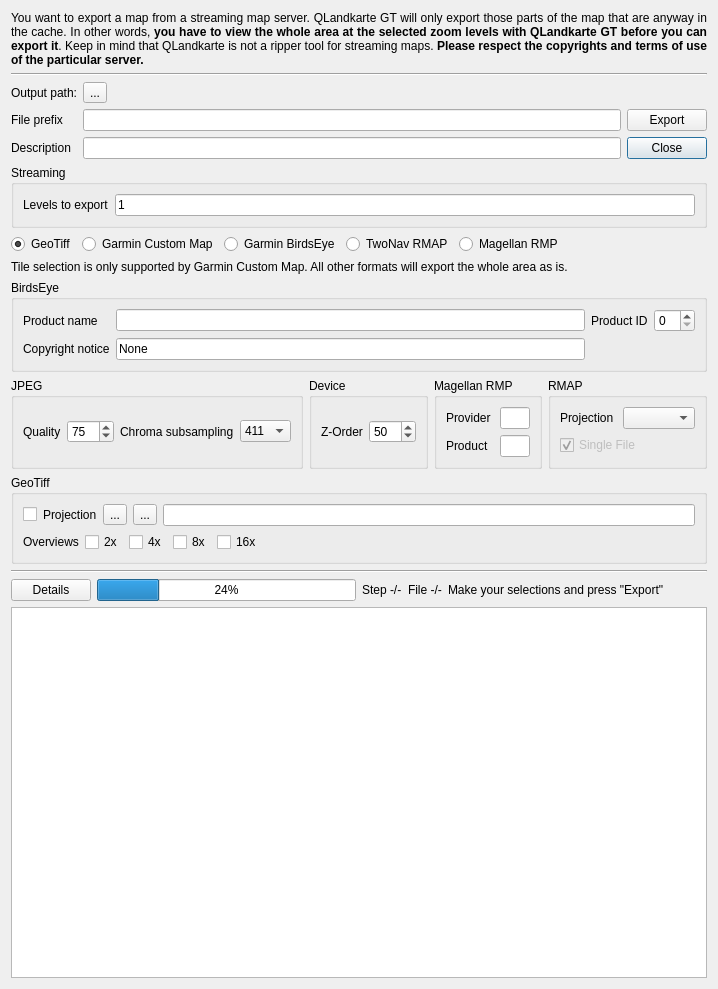
ntruchsess/QLandkarteGT, file src/IMapQMAPExport.ui: the form before one commit.
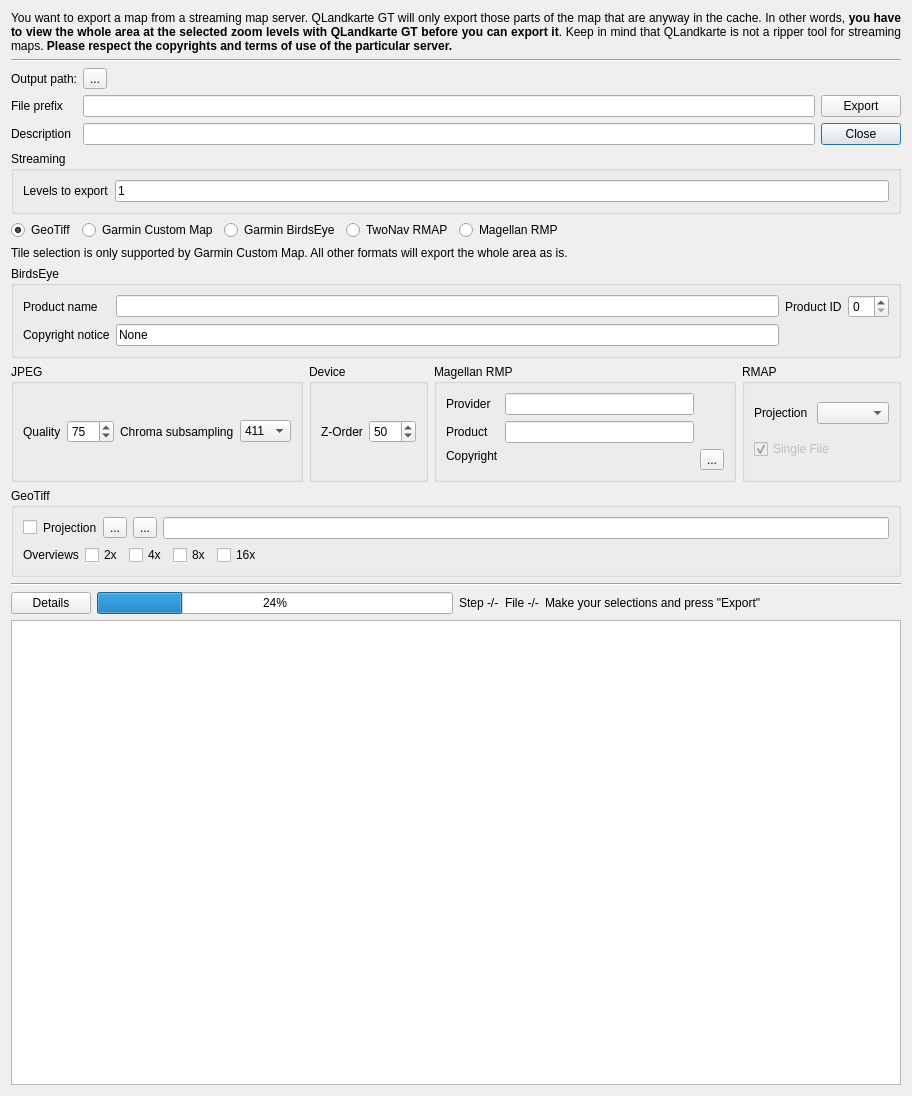
The form after the commit. Icons and pictures are not drawn.

Commit message: Add copyright info to rmp

Diff of the .ui file:
```diff
--- a/src/IMapQMAPExport.ui
+++ b/src/IMapQMAPExport.ui
@@ -6,8 +6,8 @@
    <rect>
     <x>0</x>
     <y>0</y>
-    <width>641</width>
-    <height>989</height>
+    <width>912</width>
+    <height>1096</height>
    </rect>
   </property>
   <property name="windowTitle">
@@ -380,6 +380,37 @@
           </property>
          </widget>
         </item>
+        <item row="2" column="0">
+         <widget class="QLabel" name="label_16">
+          <property name="text">
+           <string>Copyright</string>
+          </property>
+          <property name="alignment">
+           <set>Qt::AlignLeading|Qt::AlignLeft|Qt::AlignTop</set>
+          </property>
+         </widget>
+        </item>
+        <item row="2" column="1">
+         <widget class="QLabel" name="labelMagellanCopyright">
+          <property name="text">
+           <string/>
+          </property>
+          <property name="alignment">
+           <set>Qt::AlignLeading|Qt::AlignLeft|Qt::AlignTop</set>
+          </property>
+         </widget>
+        </item>
+        <item row="2" column="2">
+         <widget class="QToolButton" name="toolMagellanCopyright">
+          <property name="text">
+           <string>...</string>
+          </property>
+          <property name="icon">
+           <iconset resource="resources.qrc">
+            <normaloff>:/icons/iconFolderBlue16x16.png</normaloff>:/icons/iconFolderBlue16x16.png</iconset>
+          </property>
+         </widget>
+        </item>
        </layout>
       </widget>
      </item>
```
The commit also changes 5 other files.
